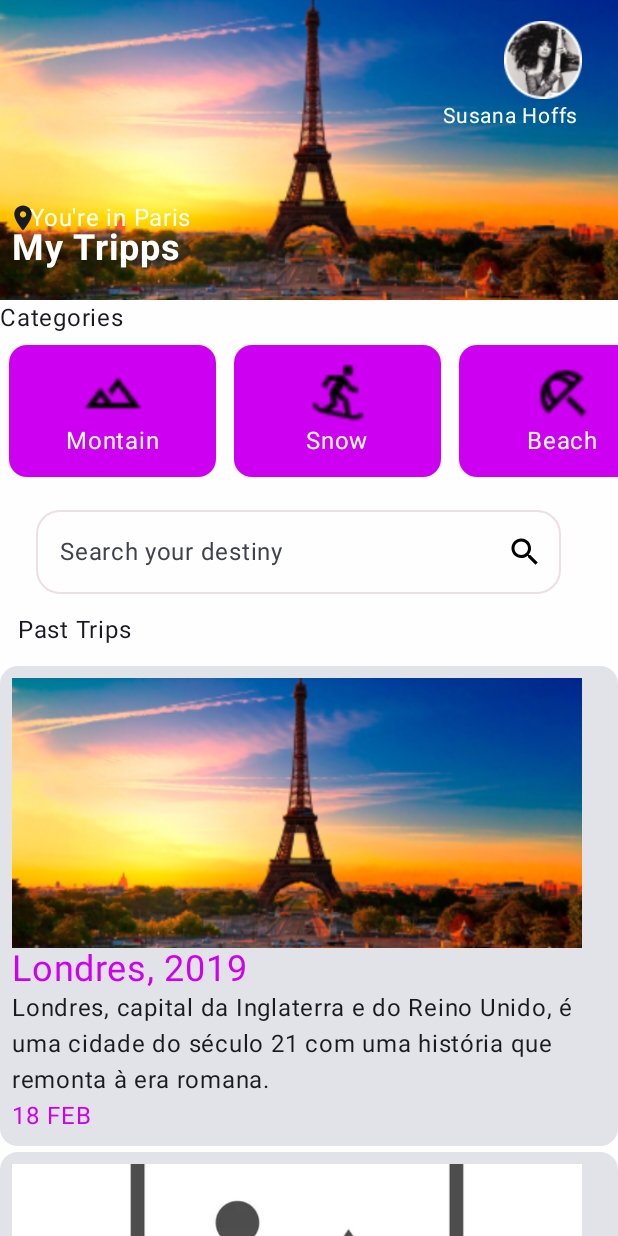
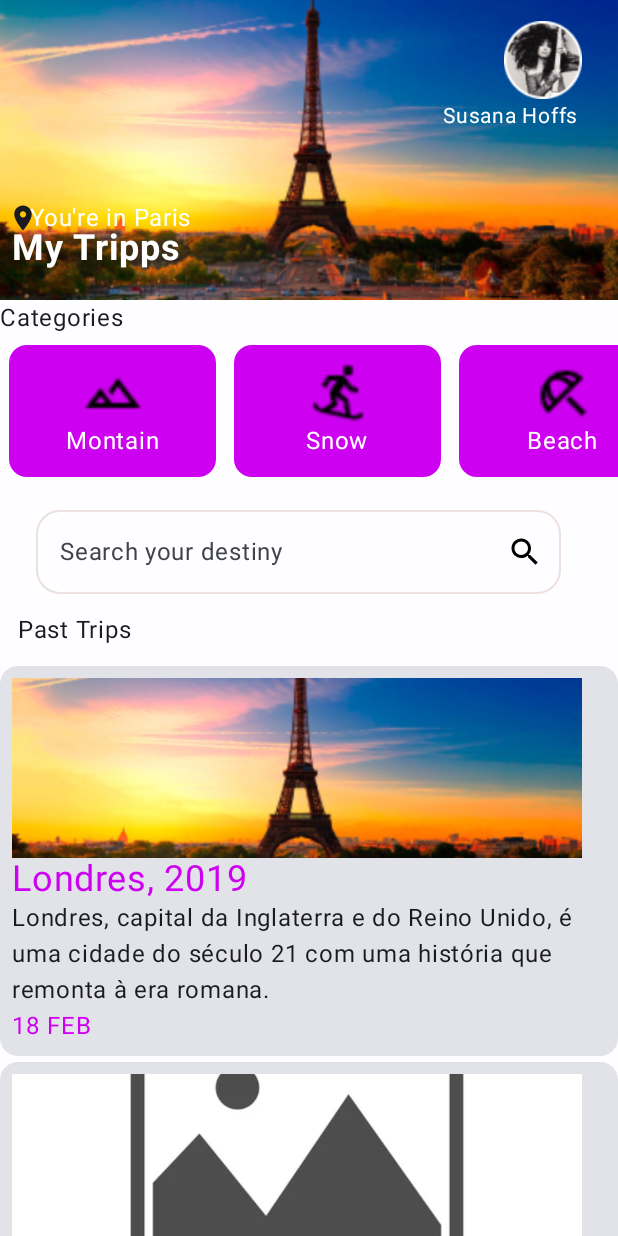
Before and after one commit to GABRIELBARROS06/Projeto-Trip-Room, an Android app built with Jetpack Compose: the home screen opened through its navigation route, on a phone screen of 412 x 824 dp. Run offline under Robolectric (Android 15) with nearby library versions, the phone set to English and light mode, and no system bars.

Commit message:
Telas Finalizadas

```diff
--- a/app/src/main/java/br/senai/sp/jandira/trippromm/screens/TelaHome.kt
+++ b/app/src/main/java/br/senai/sp/jandira/trippromm/screens/TelaHome.kt
@@ -32,7 +32,6 @@ import androidx.compose.material3.MaterialTheme
 import androidx.compose.material3.OutlinedTextField
 import androidx.compose.material3.OutlinedTextFieldDefaults
 import androidx.compose.material3.Surface
-import androidx.compose.material3.Text
 import androidx.compose.runtime.Composable
 import androidx.compose.runtime.mutableStateOf
 import androidx.compose.runtime.remember
@@ -52,6 +51,7 @@ import br.senai.sp.jandira.trippromm.repository.CategoriaRepository
 import br.senai.sp.jandira.trippromm.repository.ViagemRepository
 import br.senai.sp.jandira.trippromm.ui.theme.TripprommTheme
 import androidx.compose.foundation.lazy.LazyRow as LazyRow1
+import androidx.compose.material3.Text as Text
 
 @Composable
 fun TelaHome(controleDeNavegacao: NavHostController?){
@@ -261,7 +261,7 @@ fun TelaHome(controleDeNavegacao: NavHostController?){
                             .padding(8.dp)
                     ) {
                         Image(if (it.image == null) painterResource(id = R.drawable.no_image) else it.image!!, contentDescription = "",
-                            modifier = Modifier.height(180.dp)
+                            modifier = Modifier.height(120.dp)
                                 .width(380.dp),
                             contentScale = ContentScale.Crop
 
@@ -271,8 +271,14 @@ fun TelaHome(controleDeNavegacao: NavHostController?){
                             color = Color(0xFFCE00F1),
                             fontSize = 24.sp)
                         Text(text = it.descriptor)
-                        Text(text = "${it.dataChegada.dayOfMonth} ${it.dataChegada.month.toString().substring(0..2)}",
-                            color = Color(0xFFCE00F1))
+                        Text(
+                            text = "${it.dataChegada.dayOfMonth} ${it.dataChegada.month.toString().substring(0..2)}",
+                            color = Color(0xFFCE00F1),
+                            modifier = Modifier.fillMaxSize(),
+
+                            )
+
+
 
                     }
                 }
```
